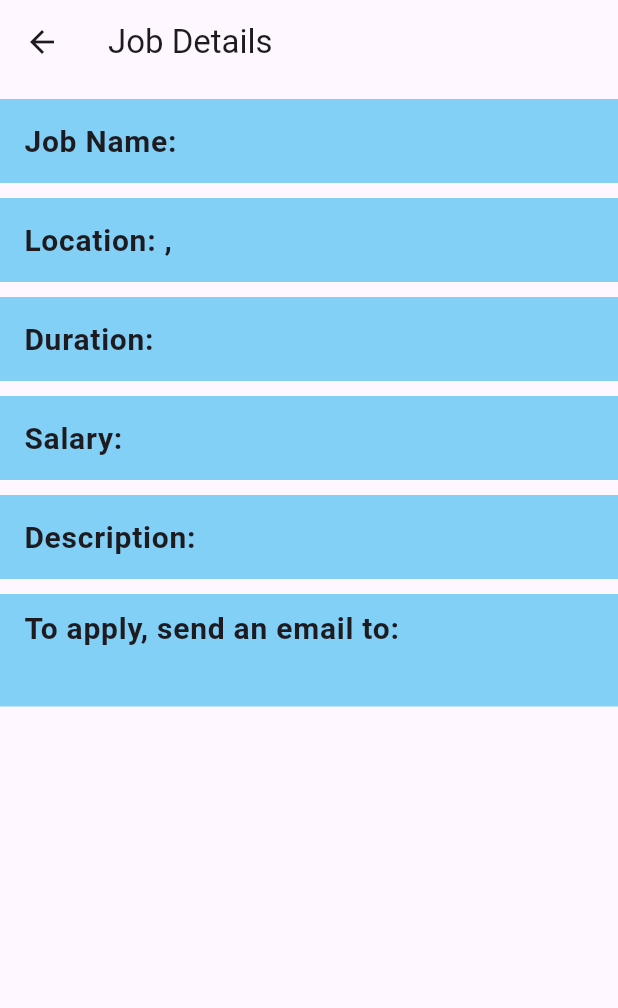
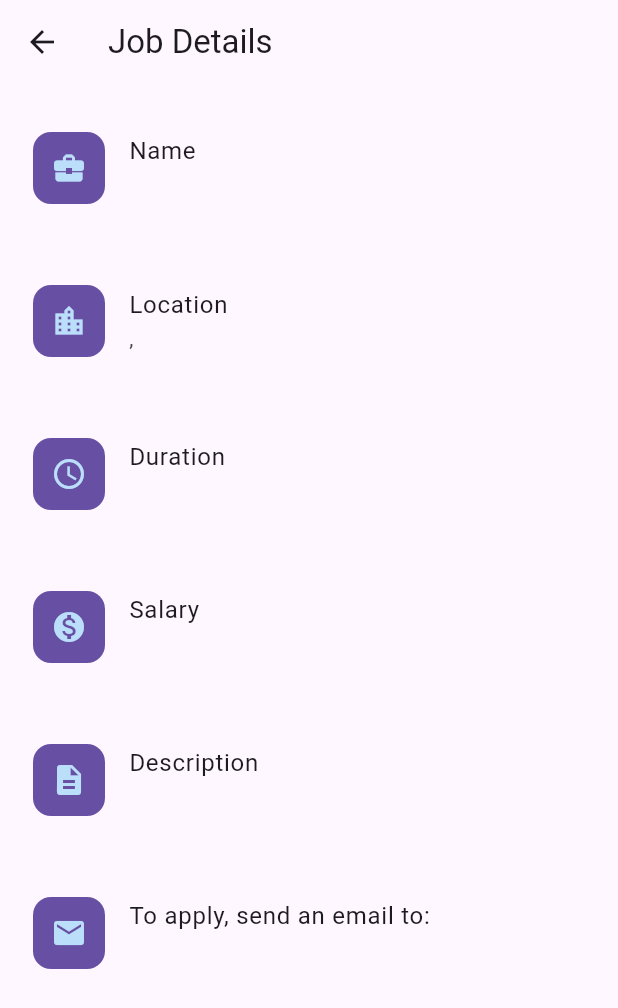
Before and after one commit to jessNzembi/hirehub, a Flutter app: the JobDetailsPage screen opened directly with empty values, on a phone screen of 412 x 824 dp. Shown: the top 1008 px of the screen. Run offline on Flutter 3.47's test engine with Material 3 defaults, Android fonts, the light colour scheme and no system bars; our stand-ins replace carousel_slider, flutter_carousel_widget, get, image_picker, shared_preferences; accounts and stored records are empty.

Commit message:
feat: displays details of a job

```diff
--- a/lib/views/jobdetails.dart
+++ b/lib/views/jobdetails.dart
@@ -1,4 +1,5 @@
 import 'package:flutter/material.dart';
+import 'package:hirehub/widgets/card.dart';
 
 class JobDetailsPage extends StatelessWidget {
   final String jobName;
@@ -32,77 +33,88 @@ class JobDetailsPage extends StatelessWidget {
         children: [
           if (logoUrl != null) Image.network(logoUrl!),
           SizedBox(height: 10,),
-          ListTile(
-            tileColor: Color.fromARGB(255, 130, 208, 245),
-            title: Text('Job Name: $jobName',style: TextStyle(fontSize: 20, fontWeight: FontWeight.bold,),),
-          ),
+          InfoCard(title: "Name", content: jobName, icon: Icons.business_center),
+          // ListTile(
+          //   tileColor: Color.fromARGB(255, 130, 208, 245),
+          //   title: Text('Job Name: $jobName',style: TextStyle(fontSize: 20, fontWeight: FontWeight.bold,),),
+          // ),
           SizedBox(
             height: 10,
           ),
-          ListTile(
-            tileColor: Color.fromARGB(255, 130, 208, 245),
-            title: Text('Location: $city, $country',
-              style: TextStyle(
-                fontSize: 20,
-                fontWeight: FontWeight.bold,
-              ),
-            ),
-          ),
+          InfoCard(
+              title: "Location", content: "$city, $country", icon: Icons.location_city),
+          // ListTile(
+          //   tileColor: Color.fromARGB(255, 130, 208, 245),
+          //   title: Text('Location: $city, $country',
+          //     style: TextStyle(
+          //       fontSize: 20,
+          //       fontWeight: FontWeight.bold,
+          //     ),
+          //   ),
+          // ),
           SizedBox(
             height: 10,
           ),
-          ListTile(
-            tileColor: Color.fromARGB(255, 130, 208, 245),
-            title: Text('Duration: $duration',
-              style: TextStyle(
-                fontSize: 20,
-                fontWeight: FontWeight.bold,
-              ),
-            ),
-          ),
+          InfoCard(
+              title: "Duration", content: duration, icon: Icons.schedule),
+          // ListTile(
+          //   tileColor: Color.fromARGB(255, 130, 208, 245),
+          //   title: Text('Duration: $duration',
+          //     style: TextStyle(
+          //       fontSize: 20,
+          //       fontWeight: FontWeight.bold,
+          //     ),
+          //   ),
+          // ),
           SizedBox(
             height: 10,
           ),
-          ListTile(
-            tileColor: Color.fromARGB(255, 130, 208, 245),
-            title: Text('Salary: $salary',
-              style: TextStyle(
-                fontSize: 20,
-                fontWeight: FontWeight.bold,
-              ),
-            ),
-          ),
+          InfoCard(
+              title: "Salary", content: salary, icon: Icons.monetization_on),
+          // ListTile(
+          //   tileColor: Color.fromARGB(255, 130, 208, 245),
+          //   title: Text('Salary: $salary',
+          //     style: TextStyle(
+          //       fontSize: 20,
+          //       fontWeight: FontWeight.bold,
+          //     ),
+          //   ),
+          // ),
           SizedBox(
             height: 10,
           ),
-          ListTile(
-            tileColor: Color.fromARGB(255, 130, 208, 245),
-            title: Text(
-              'Description: $description',
-              style: TextStyle(
-                fontSize: 20,
-                fontWeight: FontWeight.bold,
-              ),
-            ),
-          ),
+          InfoCard(
+              title: "Description", content: description, icon: Icons.description),
+          // ListTile(
+          //   tileColor: Color.fromARGB(255, 130, 208, 245),
+          //   title: Text(
+          //     'Description: $description',
+          //     style: TextStyle(
+          //       fontSize: 20,
+          //       fontWeight: FontWeight.bold,
+          //     ),
+          //   ),
+          // ),
           SizedBox(
             height: 10,
           ),
-          ListTile(
-            tileColor: Color.fromARGB(255, 130, 208, 245),
-            title: Text('To apply, send an email to:',
-              style: TextStyle(
-                fontSize: 20,
-                fontWeight: FontWeight.bold,
-              ),
-            ),
-            subtitle: Text(uploaderEmail,
-              style: TextStyle(
-                fontSize: 20,
-                fontWeight: FontWeight.bold,
-              ),
-            ),
-          ),
+          InfoCard(
+              title: "To apply, send an email to:", content: uploaderEmail, icon: Icons.mail),
+          // ListTile(
+          //   tileColor: Color.fromARGB(255, 130, 208, 245),
+          //   title: Text('To apply, send an email to:',
+          //     style: TextStyle(
+          //       fontSize: 20,
+          //       fontWeight: FontWeight.bold,
+          //     ),
+          //   ),
+          //   subtitle: Text(uploaderEmail,
+          //     style: TextStyle(
+          //       fontSize: 20,
+          //       fontWeight: FontWeight.bold,
+          //     ),
+          //   ),
+          // ),
         ],
       ),
     );
```
